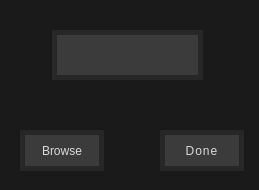
First picture: the form in NoteBlock/decrypt_dialog.ui, repository vince-exe/NoteBlock, before the edit.
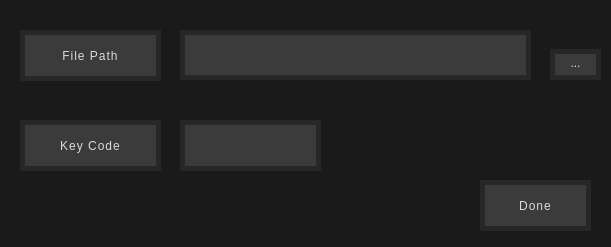
Second picture: the form after the edit.

```diff
--- a/NoteBlock/decrypt_dialog.ui
+++ b/NoteBlock/decrypt_dialog.ui
@@ -6,8 +6,8 @@
    <rect>
     <x>0</x>
     <y>0</y>
-    <width>259</width>
-    <height>190</height>
+    <width>611</width>
+    <height>247</height>
    </rect>
   </property>
   <property name="windowTitle">
@@ -18,30 +18,33 @@
 	background-color: rgb(26, 26, 26);
 }</string>
   </property>
-  <widget class="QLineEdit" name="decKeyBox">
+  <widget class="QLineEdit" name="filePathBox">
    <property name="geometry">
     <rect>
-     <x>52</x>
+     <x>180</x>
      <y>30</y>
-     <width>151</width>
+     <width>351</width>
      <height>50</height>
     </rect>
    </property>
    <property name="styleSheet">
     <string notr="true">QLineEdit {
-	font: 600 15pt &quot;Verdana Pro Cond Semibold&quot;;
+	font: 600 11pt &quot;Verdana Pro Cond Semibold&quot;;
 	color: rgb(218, 218, 218);
 	border: 5px solid rgb(39, 39, 39);
 	background-color: rgb(59, 59, 59);
 	padding-left: 7px;
-	letter-spacing: 5px;
+	letter-spacing: 1px;
 }</string>
    </property>
    <property name="text">
     <string/>
    </property>
    <property name="alignment">
-    <set>Qt::AlignCenter</set>
+    <set>Qt::AlignLeading|Qt::AlignLeft|Qt::AlignVCenter</set>
+   </property>
+   <property name="readOnly">
+    <bool>true</bool>
    </property>
    <property name="placeholderText">
     <string/>
@@ -50,10 +53,10 @@
   <widget class="QPushButton" name="doneBtn">
    <property name="geometry">
     <rect>
-     <x>160</x>
-     <y>130</y>
-     <width>84</width>
-     <height>41</height>
+     <x>480</x>
+     <y>180</y>
+     <width>111</width>
+     <height>51</height>
     </rect>
    </property>
    <property name="styleSheet">
@@ -73,21 +76,47 @@
     <string>Done</string>
    </property>
   </widget>
+  <widget class="QLabel" name="label1">
+   <property name="geometry">
+    <rect>
+     <x>20</x>
+     <y>30</y>
+     <width>141</width>
+     <height>51</height>
+    </rect>
+   </property>
+   <property name="styleSheet">
+    <string notr="true">QLabel {
+	font: 600 14pt &quot;Verdana Pro Cond Semibold&quot;;
+	color: rgb(218, 218, 218);
+	border: 5px solid rgb(39, 39, 39);
+	background-color: rgb(59, 59, 59);
+	letter-spacing: 1px;
+}</string>
+   </property>
+   <property name="text">
+    <string>File Path</string>
+   </property>
+   <property name="alignment">
+    <set>Qt::AlignCenter</set>
+   </property>
+  </widget>
   <widget class="QPushButton" name="browseBtn">
    <property name="geometry">
     <rect>
-     <x>20</x>
-     <y>130</y>
-     <width>84</width>
-     <height>41</height>
+     <x>550</x>
+     <y>49</y>
+     <width>51</width>
+     <height>31</height>
     </rect>
    </property>
    <property name="styleSheet">
     <string notr="true">QPushButton {
-	font: 600 12pt &quot;Verdana Pro Cond Semibold&quot;;
+	font: 600 15pt &quot;Verdana Pro Cond Semibold&quot;;
 	color: rgb(218, 218, 218);
 	border: 5px solid rgb(39, 39, 39);
 	background-color: rgb(59, 59, 59);
+	padding-bottom: 3px;
 }
 
 QPushButton::hover {
@@ -95,7 +124,60 @@
 }</string>
    </property>
    <property name="text">
-    <string>Browse</string>
+    <string>...</string>
+   </property>
+  </widget>
+  <widget class="QLabel" name="label2">
+   <property name="geometry">
+    <rect>
+     <x>20</x>
+     <y>120</y>
+     <width>141</width>
+     <height>51</height>
+    </rect>
+   </property>
+   <property name="styleSheet">
+    <string notr="true">QLabel {
+	font: 600 14pt &quot;Verdana Pro Cond Semibold&quot;;
+	color: rgb(218, 218, 218);
+	border: 5px solid rgb(39, 39, 39);
+	background-color: rgb(59, 59, 59);
+	letter-spacing: 1px;
+}</string>
+   </property>
+   <property name="text">
+    <string>Key Code</string>
+   </property>
+   <property name="alignment">
+    <set>Qt::AlignCenter</set>
+   </property>
+  </widget>
+  <widget class="QLineEdit" name="decKeyBox">
+   <property name="geometry">
+    <rect>
+     <x>180</x>
+     <y>120</y>
+     <width>141</width>
+     <height>51</height>
+    </rect>
+   </property>
+   <property name="styleSheet">
+    <string notr="true">QLineEdit {
+	font: 600 14pt &quot;Verdana Pro Cond Semibold&quot;;
+	color: rgb(218, 218, 218);
+	border: 5px solid rgb(39, 39, 39);
+	background-color: rgb(59, 59, 59);
+	letter-spacing: 5px;
+}</string>
+   </property>
+   <property name="text">
+    <string/>
+   </property>
+   <property name="alignment">
+    <set>Qt::AlignCenter</set>
+   </property>
+   <property name="placeholderText">
+    <string/>
    </property>
   </widget>
  </widget>
```
